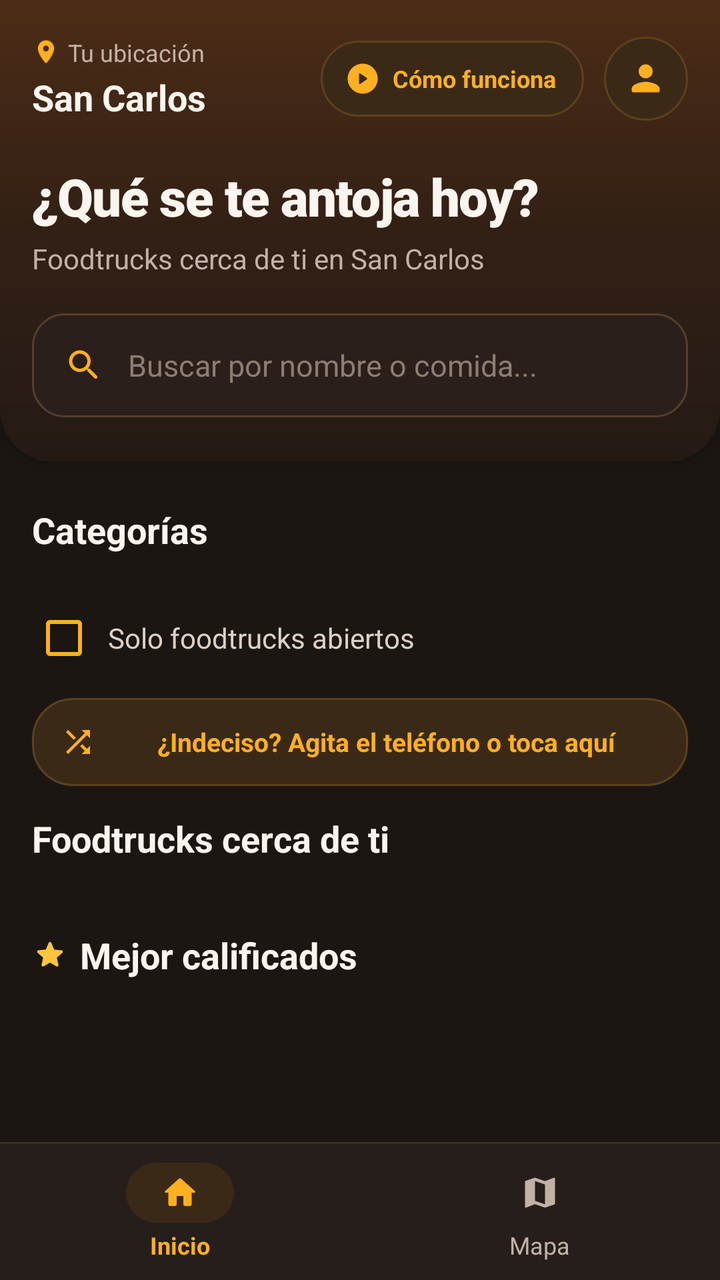
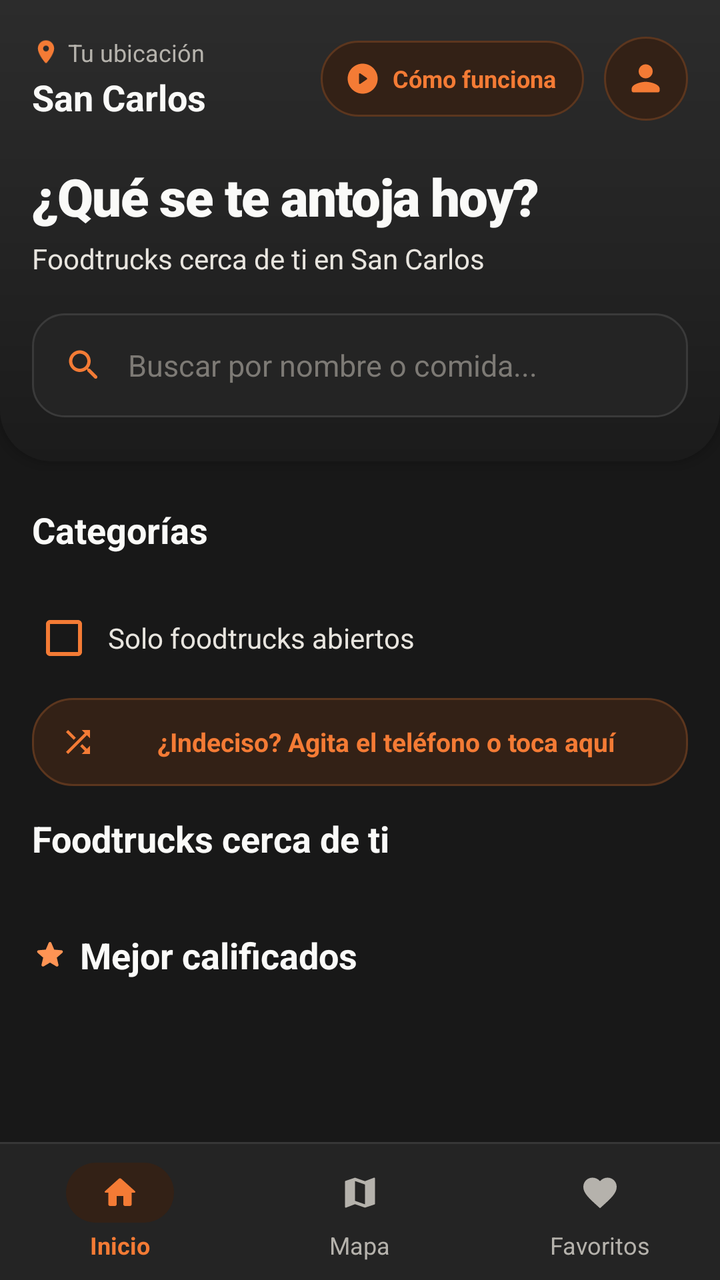

Before-and-after screenshots of an Android layout around one commit, followed by the original layout XML and the change that was made.
<!-- AndroidManifest.xml: application theme Theme.StreetBite -->
<!-- res/layout/activity_home.xml -->
<?xml version="1.0" encoding="utf-8"?>
<LinearLayout xmlns:android="http://schemas.android.com/apk/res/android"
    xmlns:app="http://schemas.android.com/apk/res-auto"
    android:layout_width="match_parent"
    android:layout_height="match_parent"
    android:background="@color/sb_crema"
    android:orientation="vertical">

    <ScrollView
        android:layout_width="match_parent"
        android:layout_height="0dp"
        android:layout_weight="1"
        android:fillViewport="true"
        android:overScrollMode="never"
        android:scrollbars="none">

        <LinearLayout
            android:layout_width="match_parent"
            android:layout_height="wrap_content"
            android:orientation="vertical"
            android:paddingBottom="28dp">

            
            <LinearLayout
                android:layout_width="match_parent"
                android:layout_height="wrap_content"
                android:background="@drawable/bg_cabecera_nocturna"
                android:elevation="4dp"
                android:orientation="vertical"
                android:paddingStart="16dp"
                android:paddingTop="18dp"
                android:paddingEnd="16dp"
                android:paddingBottom="22dp">

                
                <LinearLayout
                    android:layout_width="match_parent"
                    android:layout_height="wrap_content"
                    android:gravity="center_vertical"
                    android:orientation="horizontal">

                    <LinearLayout
                        android:layout_width="0dp"
                        android:layout_height="wrap_content"
                        android:layout_marginEnd="8dp"
                        android:layout_weight="1"
                        android:orientation="vertical">

                        <LinearLayout
                            android:layout_width="wrap_content"
                            android:layout_height="wrap_content"
                            android:gravity="center_vertical"
                            android:orientation="horizontal">

                            <ImageView
                                android:layout_width="14dp"
                                android:layout_height="14dp"
                                android:importantForAccessibility="no"
                                android:src="@drawable/ic_location"
                                app:tint="@color/sb_naranja" />

                            <TextView
                                android:layout_width="wrap_content"
                                android:layout_height="wrap_content"
                                android:layout_marginStart="4dp"
                                android:text="Tu ubicación"
                                android:textColor="@color/sb_texto_suave"
                                android:textSize="12sp" />
                        </LinearLayout>

                        <TextView
                            android:id="@+id/txtUbicacionActual"
                            android:layout_width="wrap_content"
                            android:layout_height="wrap_content"
                            android:layout_marginTop="2dp"
                            android:ellipsize="end"
                            android:maxLines="1"
                            android:text="San Carlos"
                            android:textColor="@color/sb_marron"
                            android:textSize="18sp"
                            android:textStyle="bold" />

                    </LinearLayout>

                    <TextView
                        android:id="@+id/btnComoFunciona"
                        android:layout_width="wrap_content"
                        android:layout_height="38dp"
                        android:layout_marginEnd="10dp"
                        android:background="@drawable/bg_pill_naranja"
                        android:clickable="true"
                        android:contentDescription="Cómo funciona: ver video del recorrido"
                        android:drawablePadding="6dp"
                        android:focusable="true"
                        android:gravity="center"
                        android:paddingStart="12dp"
                        android:paddingEnd="14dp"
                        android:text="Cómo funciona"
                        android:textColor="@color/sb_naranja"
                        android:textSize="12sp"
                        android:textStyle="bold"
                        app:drawableStartCompat="@drawable/ic_play_circle"
                        app:drawableTint="@color/sb_naranja" />

                    <FrameLayout
                        android:id="@+id/btnPerfil"
                        android:layout_width="42dp"
                        android:layout_height="42dp"
                        android:background="@drawable/bg_circulo_icono"
                        android:clickable="true"
                        android:contentDescription="Perfil"
                        android:focusable="true">

                        <ImageView
                            android:layout_width="21dp"
                            android:layout_height="21dp"
                            android:layout_gravity="center"
                            android:importantForAccessibility="no"
                            android:src="@drawable/ic_person"
                            app:tint="@color/sb_naranja" />
                    </FrameLayout>

                </LinearLayout>

                
                <TextView
                    android:layout_width="wrap_content"
                    android:layout_height="wrap_content"
                    android:layout_marginTop="20dp"
                    android:fontFamily="sans-serif-black"
                    android:letterSpacing="-0.02"
                    android:text="¿Qué se te antoja hoy?"
                    android:textColor="@color/sb_marron"
                    android:textSize="26sp" />

                <TextView
                    android:layout_width="wrap_content"
                    android:layout_height="wrap_content"
                    android:layout_marginTop="4dp"
                    android:text="Foodtrucks cerca de ti en San Carlos"
                    android:textColor="@color/sb_texto_suave"
                    android:textSize="14sp" />

                
                <EditText
                    android:id="@+id/edtBuscar"
                    android:layout_width="match_parent"
                    android:layout_height="52dp"
                    android:layout_marginTop="18dp"
                    android:background="@drawable/bg_sb_buscador"
                    android:drawablePadding="12dp"
                    android:hint="Buscar por nombre o comida..."
                    android:imeOptions="actionSearch"
                    android:inputType="text"
                    android:paddingStart="16dp"
                    android:paddingEnd="16dp"
                    android:singleLine="true"
                    android:textColor="@color/sb_marron"
                    android:textColorHint="@color/sb_hint"
                    android:textSize="15sp"
                    app:drawableStartCompat="@drawable/ic_search"
                    app:drawableTint="@color/sb_naranja" />
            </LinearLayout>

            
            <LinearLayout
                android:layout_width="match_parent"
                android:layout_height="wrap_content"
                android:orientation="vertical"
                android:paddingStart="16dp"
                android:paddingEnd="16dp">

                
                <TextView
                    android:layout_width="wrap_content"
                    android:layout_height="wrap_content"
                    android:layout_marginTop="22dp"
                    android:text="Categorías"
                    android:textColor="@color/sb_marron"
                    android:textSize="18sp"
                    android:textStyle="bold" />

                <HorizontalScrollView
                    android:layout_width="match_parent"
                    android:layout_height="wrap_content"
                    android:layout_marginTop="10dp"
                    android:overScrollMode="never"
                    android:scrollbars="none">

                    <LinearLayout
                        android:id="@+id/contenedorCategorias"
                        android:layout_width="wrap_content"
                        android:layout_height="wrap_content"
                        android:orientation="horizontal" />

                </HorizontalScrollView>

                
                <CheckBox
                    android:id="@+id/checkSoloAbiertos"
                    android:layout_width="wrap_content"
                    android:layout_height="44dp"
                    android:layout_marginTop="10dp"
                    android:buttonTint="@color/sb_naranja"
                    android:paddingStart="6dp"
                    android:text="Solo foodtrucks abiertos"
                    android:textColor="@color/sb_marron_suave"
                    android:textSize="14sp" />

                
                <TextView
                    android:id="@+id/btnSugerenciaAgitar"
                    android:layout_width="match_parent"
                    android:layout_height="44dp"
                    android:layout_marginTop="8dp"
                    android:background="@drawable/bg_pill_naranja"
                    android:clickable="true"
                    android:drawablePadding="8dp"
                    android:focusable="true"
                    android:gravity="center"
                    android:paddingStart="14dp"
                    android:paddingEnd="14dp"
                    android:text="¿Indeciso? Agita el teléfono o toca aquí"
                    android:textColor="@color/sb_naranja"
                    android:textSize="13sp"
                    android:textStyle="bold"
                    app:drawableStartCompat="@drawable/ic_shuffle"
                    app:drawableTint="@color/sb_naranja" />

                
                <TextView
                    android:layout_width="wrap_content"
                    android:layout_height="wrap_content"
                    android:layout_marginTop="14dp"
                    android:text="Foodtrucks cerca de ti"
                    android:textColor="@color/sb_marron"
                    android:textSize="18sp"
                    android:textStyle="bold" />

                <TextView
                    android:id="@+id/txtSinResultados"
                    android:layout_width="match_parent"
                    android:layout_height="wrap_content"
                    android:layout_marginTop="12dp"
                    android:background="@drawable/bg_tarjeta_borde"
                    android:gravity="center"
                    android:padding="20dp"
                    android:text="No hay foodtrucks que coincidan con tu búsqueda."
                    android:textColor="@color/sb_texto_suave"
                    android:textSize="14sp"
                    android:visibility="gone" />

                <androidx.recyclerview.widget.RecyclerView
                    android:id="@+id/recyclerCercanos"
                    android:layout_width="match_parent"
                    android:layout_height="wrap_content"
                    android:layout_marginTop="10dp"
                    android:clipToPadding="false"
                    android:nestedScrollingEnabled="false"
                    android:overScrollMode="never" />

                
                <LinearLayout
                    android:layout_width="wrap_content"
                    android:layout_height="wrap_content"
                    android:layout_marginTop="24dp"
                    android:gravity="center_vertical"
                    android:orientation="horizontal">

                    <ImageView
                        android:layout_width="18dp"
                        android:layout_height="18dp"
                        android:importantForAccessibility="no"
                        android:src="@drawable/ic_star"
                        app:tint="@color/sb_ambar" />

                    <TextView
                        android:layout_width="wrap_content"
                        android:layout_height="wrap_content"
                        android:layout_marginStart="6dp"
                        android:text="Mejor calificados"
                        android:textColor="@color/sb_marron"
                        android:textSize="18sp"
                        android:textStyle="bold" />
                </LinearLayout>

                <androidx.recyclerview.widget.RecyclerView
                    android:id="@+id/recyclerDestacados"
                    android:layout_width="match_parent"
                    android:layout_height="wrap_content"
                    android:layout_marginTop="12dp"
                    android:clipToPadding="false"
                    android:nestedScrollingEnabled="false"
                    android:overScrollMode="never" />
            </LinearLayout>

        </LinearLayout>
    </ScrollView>

    
    <View
        android:layout_width="match_parent"
        android:layout_height="1dp"
        android:background="@color/sb_divisor" />

    
    <LinearLayout
        android:layout_width="match_parent"
        android:layout_height="68dp"
        android:background="@color/sb_superficie"
        android:elevation="8dp"
        android:gravity="center"
        android:orientation="horizontal">

        
        <LinearLayout
            android:id="@+id/btnHome"
            android:layout_width="0dp"
            android:layout_height="match_parent"
            android:layout_weight="1"
            android:background="?attr/selectableItemBackground"
            android:gravity="center"
            android:orientation="vertical">

            <FrameLayout
                android:layout_width="54dp"
                android:layout_height="30dp"
                android:background="@drawable/bg_nav_indicador">

                <ImageView
                    android:layout_width="20dp"
                    android:layout_height="20dp"
                    android:layout_gravity="center"
                    android:importantForAccessibility="no"
                    android:src="@drawable/ic_home"
                    app:tint="@color/sb_naranja" />
            </FrameLayout>

            <TextView
                android:layout_width="wrap_content"
                android:layout_height="wrap_content"
                android:layout_marginTop="3dp"
                android:text="Inicio"
                android:textColor="@color/sb_naranja"
                android:textSize="12sp"
                android:textStyle="bold" />
        </LinearLayout>

        
        <LinearLayout
            android:id="@+id/btnIrMapa"
            android:layout_width="0dp"
            android:layout_height="match_parent"
            android:layout_weight="1"
            android:background="?attr/selectableItemBackground"
            android:gravity="center"
            android:orientation="vertical">

            <FrameLayout
                android:layout_width="54dp"
                android:layout_height="30dp">

                <ImageView
                    android:layout_width="20dp"
                    android:layout_height="20dp"
                    android:layout_gravity="center"
                    android:importantForAccessibility="no"
                    android:src="@drawable/ic_map"
                    app:tint="@color/sb_texto_suave" />
            </FrameLayout>

            <TextView
                android:layout_width="wrap_content"
                android:layout_height="wrap_content"
                android:layout_marginTop="3dp"
                android:text="Mapa"
                android:textColor="@color/sb_texto_suave"
                android:textSize="12sp" />
        </LinearLayout>

    </LinearLayout>

</LinearLayout>
<!-- resources referenced by this layout -->
<resources>
  <color name="sb_ambar">#FFC53D</color>
  <color name="sb_crema">#1C1613</color>
  <color name="sb_divisor">#3B2D25</color>
  <color name="sb_hint">#8E7D72</color>
  <color name="sb_marron">#FAF5EE</color>
  <color name="sb_marron_suave">#DDD0C6</color>
  <color name="sb_naranja">#FFB020</color>
  <color name="sb_superficie">#261E1A</color>
  <color name="sb_texto_suave">#C2B2A6</color>
  <!-- drawable bg_cabecera_nocturna (drawable) -->
  <?xml version="1.0" encoding="utf-8"?>
  <shape xmlns:android="http://schemas.android.com/apk/res/android"
      android:shape="rectangle">
      <gradient
          android:angle="270"
          android:centerColor="#322015"
          android:endColor="#241A15"
          android:startColor="#4C2C16" />
      <corners
          android:bottomLeftRadius="26dp"
          android:bottomRightRadius="26dp" />
  </shape>
  <!-- drawable bg_circulo_icono (drawable) -->
  <?xml version="1.0" encoding="utf-8"?>
  <ripple xmlns:android="http://schemas.android.com/apk/res/android"
      android:color="#33FFB020">
      <item>
          <shape android:shape="oval">
              <solid android:color="@color/sb_naranja_suave" />
              <stroke
                  android:width="1dp"
                  android:color="#5C411D" />
          </shape>
      </item>
  </ripple>
  <!-- drawable bg_pill_naranja (drawable) -->
  <?xml version="1.0" encoding="utf-8"?>
  <ripple xmlns:android="http://schemas.android.com/apk/res/android"
      android:color="#33FFB020">
      <item>
          <shape android:shape="rectangle">
              <solid android:color="@color/sb_naranja_suave" />
              <stroke
                  android:width="1dp"
                  android:color="#5C411D" />
              <corners android:radius="20dp" />
          </shape>
      </item>
  </ripple>
  <!-- drawable bg_sb_buscador (drawable) -->
  <?xml version="1.0" encoding="utf-8"?>
  <selector xmlns:android="http://schemas.android.com/apk/res/android">
  
      <item android:state_focused="true">
          <shape android:shape="rectangle">
              <solid android:color="#30241D" />
              <stroke
                  android:width="1.5dp"
                  android:color="@color/sb_naranja" />
              <corners android:radius="16dp" />
          </shape>
      </item>
  
      <item>
          <shape android:shape="rectangle">
              <solid android:color="#2A1F1A" />
              <stroke
                  android:width="1dp"
                  android:color="#563E2F" />
              <corners android:radius="16dp" />
          </shape>
      </item>
  
  </selector>
  <!-- drawable bg_tarjeta_borde (drawable) -->
  <?xml version="1.0" encoding="utf-8"?>
  <shape xmlns:android="http://schemas.android.com/apk/res/android"
      android:shape="rectangle">
      <gradient
          android:angle="315"
          android:centerColor="#2E211A"
          android:endColor="#241B17"
          android:startColor="#422A1B" />
      <stroke
          android:width="1dp"
          android:color="#543D2F" />
      <corners android:radius="16dp" />
  </shape>
  <!-- drawable ic_shuffle (drawable) -->
  <vector xmlns:android="http://schemas.android.com/apk/res/android"
      android:width="18dp"
      android:height="18dp"
      android:viewportWidth="24"
      android:viewportHeight="24">
      <path
          android:fillColor="#FFB020"
          android:pathData="M10.59,9.17L5.41,4L4,5.41l5.17,5.17L10.59,9.17zM14.5,4l2.04,2.04L4,18.59L5.41,20L17.96,7.46L20,9.5V4H14.5zM14.83,13.41l-1.41,1.41l3.13,3.13L14.5,20H20v-5.5l-2.04,2.04L14.83,13.41z" />
  </vector>
  <color name="sb_naranja_suave">#3B2918</color>
  <!-- unchanged entries left out for length: 9 -->
</resources>

<!-- the commit's change to res/layout/activity_home.xml (unified diff, before → after) -->
@@ -6,7 +6,7 @@
     android:background="@color/sb_crema"
     android:orientation="vertical">
 
-    <ScrollView
+    <androidx.core.widget.NestedScrollView
         android:layout_width="match_parent"
         android:layout_height="0dp"
         android:layout_weight="1"
@@ -138,7 +138,7 @@
                     android:layout_height="wrap_content"
                     android:layout_marginTop="4dp"
                     android:text="Foodtrucks cerca de ti en San Carlos"
-                    android:textColor="@color/sb_texto_suave"
+                    android:textColor="@color/sb_marron_suave"
                     android:textSize="14sp" />
 
                 
@@ -295,13 +295,13 @@
             </LinearLayout>
 
         </LinearLayout>
-    </ScrollView>
+    </androidx.core.widget.NestedScrollView>
 
     
     <View
         android:layout_width="match_parent"
         android:layout_height="1dp"
-        android:background="@color/sb_divisor" />
+        android:background="@color/sb_borde" />
 
     
     <LinearLayout
@@ -378,6 +378,38 @@
                 android:textSize="12sp" />
         </LinearLayout>
 
+        
+        <LinearLayout
+            android:id="@+id/btnIrFavoritos"
+            android:layout_width="0dp"
+            android:layout_height="match_parent"
+            android:layout_weight="1"
+            android:background="?attr/selectableItemBackground"
+            android:gravity="center"
+            android:orientation="vertical">
+
+            <FrameLayout
+                android:layout_width="54dp"
+                android:layout_height="30dp">
+
+                <ImageView
+                    android:layout_width="20dp"
+                    android:layout_height="20dp"
+                    android:layout_gravity="center"
+                    android:importantForAccessibility="no"
+                    android:src="@drawable/ic_heart_filled"
+                    app:tint="@color/sb_texto_suave" />
+            </FrameLayout>
+
+            <TextView
+                android:layout_width="wrap_content"
+                android:layout_height="wrap_content"
+                android:layout_marginTop="3dp"
+                android:text="Favoritos"
+                android:textColor="@color/sb_texto_suave"
+                android:textSize="12sp" />
+        </LinearLayout>
+
     </LinearLayout>
 
 </LinearLayout>
<!-- resource entries referenced after the edit -->
@@ -1,23 +1,23 @@
 <!-- resources referenced by this layout -->
 <resources>
-  <color name="sb_ambar">#FFC53D</color>
-  <color name="sb_crema">#1C1613</color>
-  <color name="sb_divisor">#3B2D25</color>
-  <color name="sb_hint">#8E7D72</color>
-  <color name="sb_marron">#FAF5EE</color>
-  <color name="sb_marron_suave">#DDD0C6</color>
-  <color name="sb_naranja">#FFB020</color>
-  <color name="sb_superficie">#261E1A</color>
-  <color name="sb_texto_suave">#C2B2A6</color>
+  <color name="sb_ambar">#FF9454</color>
+  <color name="sb_borde">#383838</color>
+  <color name="sb_crema">#181818</color>
+  <color name="sb_hint">#7D7A75</color>
+  <color name="sb_marron">#FAFAF8</color>
+  <color name="sb_marron_suave">#E8E5DF</color>
+  <color name="sb_naranja">#F47B35</color>
+  <color name="sb_superficie">#242424</color>
+  <color name="sb_texto_suave">#B5B2AC</color>
   <!-- drawable bg_cabecera_nocturna (drawable) -->
   <?xml version="1.0" encoding="utf-8"?>
   <shape xmlns:android="http://schemas.android.com/apk/res/android"
       android:shape="rectangle">
       <gradient
           android:angle="270"
-          android:centerColor="#322015"
-          android:endColor="#241A15"
-          android:startColor="#4C2C16" />
+          android:centerColor="#242424"
+          android:endColor="#1B1B1B"
+          android:startColor="#2C2C2C" />
       <corners
           android:bottomLeftRadius="26dp"
           android:bottomRightRadius="26dp" />
@@ -25,26 +25,26 @@
   <!-- drawable bg_circulo_icono (drawable) -->
   <?xml version="1.0" encoding="utf-8"?>
   <ripple xmlns:android="http://schemas.android.com/apk/res/android"
-      android:color="#33FFB020">
+      android:color="#33F47B35">
       <item>
           <shape android:shape="oval">
               <solid android:color="@color/sb_naranja_suave" />
               <stroke
                   android:width="1dp"
-                  android:color="#5C411D" />
+                  android:color="#5C361E" />
           </shape>
       </item>
   </ripple>
   <!-- drawable bg_pill_naranja (drawable) -->
   <?xml version="1.0" encoding="utf-8"?>
   <ripple xmlns:android="http://schemas.android.com/apk/res/android"
-      android:color="#33FFB020">
+      android:color="#33F47B35">
       <item>
           <shape android:shape="rectangle">
               <solid android:color="@color/sb_naranja_suave" />
               <stroke
                   android:width="1dp"
-                  android:color="#5C411D" />
+                  android:color="#5C361E" />
               <corners android:radius="20dp" />
           </shape>
       </item>
@@ -55,7 +55,7 @@
   
       <item android:state_focused="true">
           <shape android:shape="rectangle">
-              <solid android:color="#30241D" />
+              <solid android:color="#2E2E2E" />
               <stroke
                   android:width="1.5dp"
                   android:color="@color/sb_naranja" />
@@ -65,10 +65,10 @@
   
       <item>
           <shape android:shape="rectangle">
-              <solid android:color="#2A1F1A" />
+              <solid android:color="#242424" />
               <stroke
                   android:width="1dp"
-                  android:color="#563E2F" />
+                  android:color="#3A3A3A" />
               <corners android:radius="16dp" />
           </shape>
       </item>
@@ -80,14 +80,24 @@
       android:shape="rectangle">
       <gradient
           android:angle="315"
-          android:centerColor="#2E211A"
-          android:endColor="#241B17"
-          android:startColor="#422A1B" />
+          android:centerColor="#242424"
+          android:endColor="#1F1F1F"
+          android:startColor="#2B2B2B" />
       <stroke
           android:width="1dp"
-          android:color="#543D2F" />
+          android:color="#383838" />
       <corners android:radius="16dp" />
   </shape>
+  <!-- drawable ic_heart_filled (drawable) -->
+  <vector xmlns:android="http://schemas.android.com/apk/res/android"
+      android:width="20dp"
+      android:height="20dp"
+      android:viewportWidth="24"
+      android:viewportHeight="24">
+      <path
+          android:fillColor="#E86A17"
+          android:pathData="M12,21.35l-1.45,-1.32C5.4,15.36 2,12.28 2,8.5C2,5.42 4.42,3 7.5,3c1.74,0 3.41,0.81 4.5,2.09C13.09,3.81 14.76,3 16.5,3C19.58,3 22,5.42 22,8.5c0,3.78 -3.4,6.86 -8.55,11.54L12,21.35z" />
+  </vector>
   <!-- drawable ic_shuffle (drawable) -->
   <vector xmlns:android="http://schemas.android.com/apk/res/android"
       android:width="18dp"
@@ -95,10 +105,10 @@
       android:viewportWidth="24"
       android:viewportHeight="24">
       <path
-          android:fillColor="#FFB020"
+          android:fillColor="#F47B35"
           android:pathData="M10.59,9.17L5.41,4L4,5.41l5.17,5.17L10.59,9.17zM14.5,4l2.04,2.04L4,18.59L5.41,20L17.96,7.46L20,9.5V4H14.5zM14.83,13.41l-1.41,1.41l3.13,3.13L14.5,20H20v-5.5l-2.04,2.04L14.83,13.41z" />
   </vector>
-  <color name="sb_naranja_suave">#3B2918</color>
+  <color name="sb_naranja_suave">#332116</color>
   <!-- unchanged entries left out for length: 9 -->
 </resources>
 
